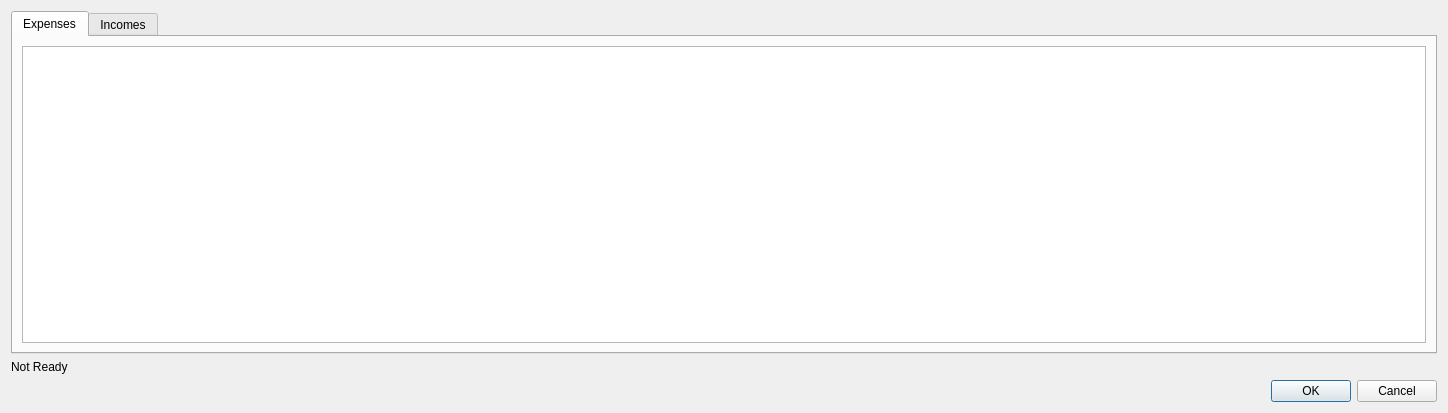
First picture: the form in app/postimportdialog.ui, repository DarkHobbit/homewallet, before the edit.
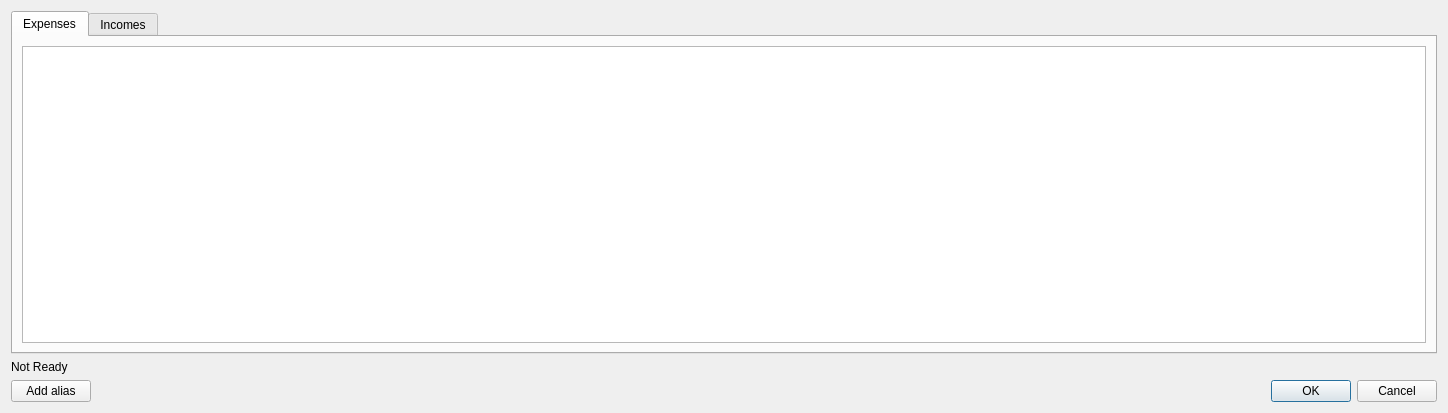
Second picture: the form after the edit.

Commit message: Way to compact text file format, step 12: stub for add alias call

Diff of the .ui file:
```diff
--- a/app/postimportdialog.ui
+++ b/app/postimportdialog.ui
@@ -60,6 +60,15 @@
     </widget>
    </item>
    <item>
+    <layout class="QHBoxLayout" name="horizontalLayout">
+     <item>
+      <widget class="QPushButton" name="btnAddAlias">
+       <property name="text">
+        <string>Add alias</string>
+       </property>
+      </widget>
+     </item>
+     <item>
     <widget class="QDialogButtonBox" name="buttonBox">
      <property name="orientation">
       <enum>Qt::Horizontal</enum>
@@ -68,6 +77,8 @@
       <set>QDialogButtonBox::Cancel|QDialogButtonBox::Ok</set>
      </property>
     </widget>
+     </item>
+    </layout>
    </item>
   </layout>
   <action name="actExpCandState">
```
Lines whose indentation alone changed are shown as unchanged. The commit also changes 7 other files.
